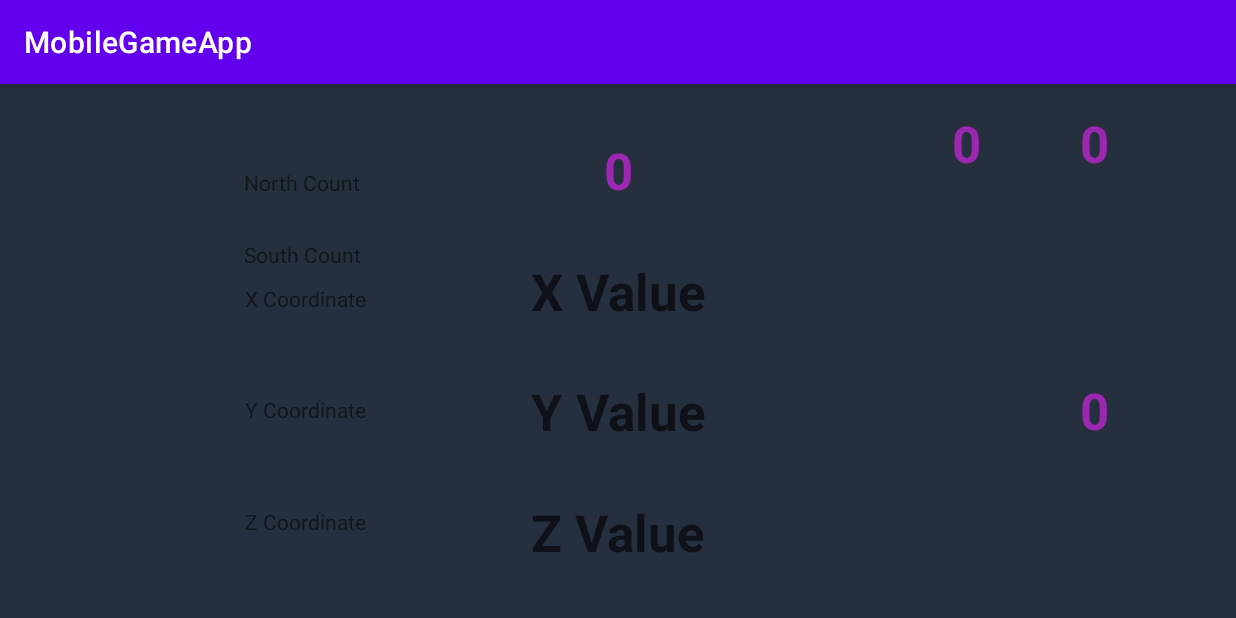
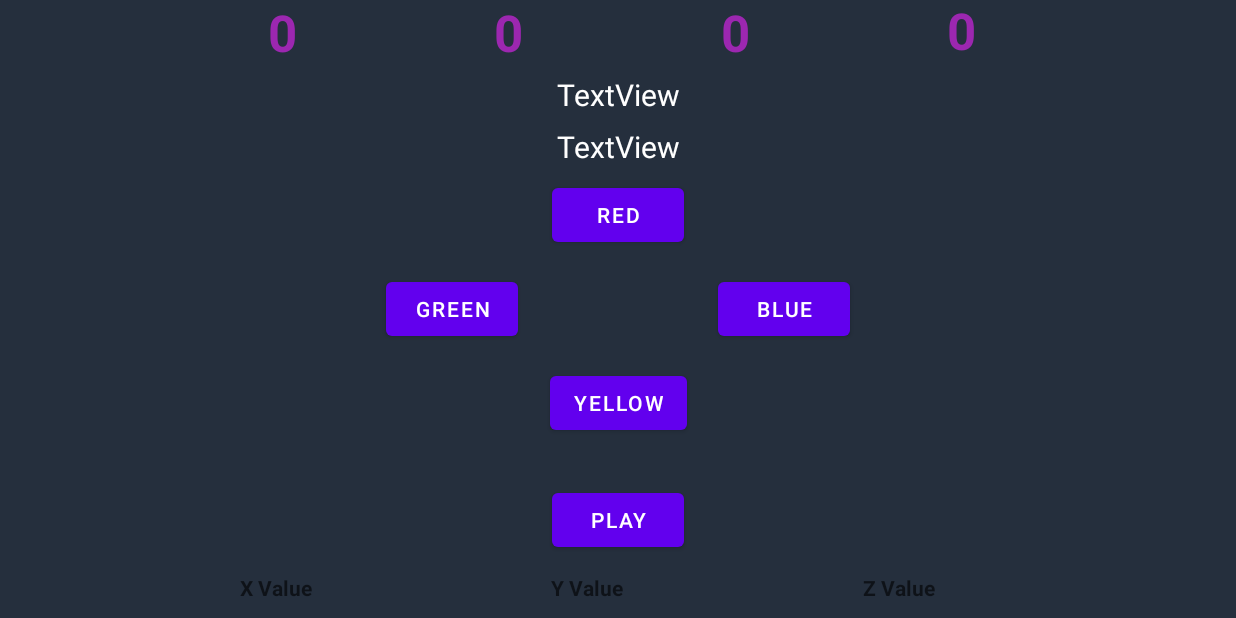
Before and after one commit to S00213963/MobilePatternGameYear3_MAD, an Android app: the Game screen opened directly, with no data from a screen before it, on a phone screen of 824 x 412 dp (held sideways). Run offline under Robolectric (Android 15) with nearby library versions, the phone set to English and light mode, and no system bars.

Commit message:
basic gameplay implemented

```diff
--- a/app/src/main/java/com/app/mobilegameapp/Game.java
+++ b/app/src/main/java/com/app/mobilegameapp/Game.java
@@ -7,7 +7,15 @@ import android.hardware.SensorEvent;
 import android.hardware.SensorEventListener;
 import android.hardware.SensorManager;
 import android.os.Bundle;
+import android.os.CountDownTimer;
+import android.util.Log;
+import android.view.View;
+import android.view.Window;
+import android.view.animation.AlphaAnimation;
+import android.view.animation.Animation;
+import android.widget.Button;
 import android.widget.TextView;
+import android.widget.Toast;
 
 public class Game extends AppCompatActivity implements SensorEventListener {
 
@@ -28,20 +36,83 @@ public class Game extends AppCompatActivity implements SensorEventListener {
     boolean highLimitD = false;
     boolean highLimitL = false;
     boolean highLimitR = false;
+
+    boolean gameStarted = false;
     int XUpCount = 0;
     int XDownCount = 0;
     int lCount = 0;
     int rCount = 0;
 
-    TextView tvx, tvy, tvz, tvUp, tvLeft, tvRight, tvDown;
+    //Game varibles //
+    int roundCounter = 1;
+    int guessCount = 0;
+    int roundTime = 6000;
+
+
+    TextView tvx, tvy, tvz, tvUp, tvLeft, tvRight, tvDown, gameText, tvRound;
     private SensorManager mSensorManager;
     private Sensor mSensor;
+
+    //buttons
+    private final int RED = 1;
+    private final int BLUE = 2;
+
+    private final int YELLOW = 3;
+    private final int GREEN = 4;
+
+    Animation anim;
+
+    StringBuilder sb;
+    Button bRed, bBlue, bYellow, bGreen;
+    TextView tv;
+
+    int sequenceCount = 4, n = 0;
+    int[] gameSequence = new int[120];
+    int arrayIndex = 0;
+
+    public void test(int num1, int num2)
+    {
+        CountDownTimer ct = new CountDownTimer(num1,  num2) {
+
+            public void onTick(long millisUntilFinished) {
+                //mTextField.setText("seconds remaining: " + millisUntilFinished / 1500);
+                oneButton(0);
+                //here you can have your logic to set text to edittext
+            }
+
+            public void onFinish() {
+                //mTextField.setText("done!");
+                // we now have the game sequence
+
+                gameText.setText(sb);
+                for (int i = 0; i< arrayIndex; i++)
+                    Log.d("game sequence", String.valueOf(gameSequence[i]));
+                // start next activity
+                gameStarted = true;
+                // put the sequence into the next activity
+                // stack overglow https://stackoverflow.com/questions/3848148/sending-arrays-with-intent-putextra
+                //Intent i = new Intent(A.this, B.class);
+                //i.putExtra("numbers", array);
+                //startActivity(i);
+
+                // start the next activity
+                // int[] arrayB = extras.getIntArray("numbers");
+            }
+        };
+
+        ct.start();
+
+
+
+    }
+
 
     @Override
     protected void onCreate(Bundle savedInstanceState) {
         super.onCreate(savedInstanceState);
+
         setContentView(R.layout.activity_game);
-
+        getSupportActionBar().hide();
 
 
         tvx = findViewById(R.id.tvX);
@@ -52,9 +123,131 @@ public class Game extends AppCompatActivity implements SensorEventListener {
         tvLeft = findViewById(R.id.left);
         tvRight = findViewById(R.id.right);
 
+        bRed = findViewById(R.id.btnRed);
+        bBlue = findViewById(R.id.btnBlue);
+        bYellow = findViewById(R.id.btnYellow);
+        bGreen = findViewById(R.id.btnGreen);
+
+        gameText = findViewById(R.id.tvGame);
+        tvRound = findViewById(R.id.tvRound);
+
+
+
         // we are going to use the sensor service
         mSensorManager = (SensorManager) getSystemService(SENSOR_SERVICE);
         mSensor = mSensorManager.getDefaultSensor(Sensor.TYPE_ACCELEROMETER);
+
+
+    }
+
+    private void oneButton(int num) {
+
+        if (gameStarted == false)
+        {
+            n = getRandom(sequenceCount);
+            sb.append(String.valueOf(n) + ", ");
+         //   Toast.makeText(this, "Number = " + n, Toast.LENGTH_SHORT).show();
+
+            switch (n) {
+                case 1:
+                    flashButton(bRed);
+                    gameSequence[arrayIndex++] = BLUE;
+                    break;
+                case 2:
+                    flashButton(bBlue);
+                    gameSequence[arrayIndex++] = RED;
+                    break;
+                case 3:
+                    flashButton(bYellow);
+                    gameSequence[arrayIndex++] = YELLOW;
+                    break;
+                case 4:
+                    flashButton(bGreen);
+                    gameSequence[arrayIndex++] = GREEN;
+                    break;
+                default:
+                    break;
+            }   // end switch
+
+        }
+        if(gameStarted == true && guessCount <= sequenceCount)
+        {
+
+            switch (num) {
+                case 1:
+                    flashButton(bRed);
+                    guessCount++;
+                   // gameSequence[arrayIndex++] = BLUE;
+                    break;
+                case 2:
+                    flashButton(bBlue);
+                    guessCount++;
+                  //  gameSequence[arrayIndex++] = RED;
+                    break;
+                case 3:
+                    flashButton(bYellow);
+                    guessCount++;
+                  //  gameSequence[arrayIndex++] = YELLOW;
+                    break;
+                case 4:
+                    flashButton(bGreen);
+                    guessCount++;
+                  //  gameSequence[arrayIndex++] = GREEN;
+                    break;
+                default:
+                    break;
+            }
+
+            tvRound.setText(String.valueOf(guessCount));
+        }
+        else
+           {
+               tvRound.setText("Game Over");
+              // nextRound();
+
+
+           }
+
+    }
+
+    private void flashButton(Button button) {
+
+        anim = new AlphaAnimation(1,0);
+        anim.setDuration(1000);
+
+         if (gameStarted)
+         {
+             anim.setDuration(300);
+
+         }
+         else
+         {
+             anim.setDuration(1000);
+         }
+
+        anim.setRepeatCount(0);
+        button.startAnimation(anim);
+
+    }
+
+    //
+    // return a number between 1 and maxValue
+    private int getRandom(int maxValue) {
+
+        return ((int) ((Math.random() * maxValue) + 1));
+    }
+
+    public void doPlay(View view) {
+        sb = new StringBuilder("Result : ");
+     //   ct.start();
+        test(6000, 1500);
+       // ct.set
+    }
+
+    public void nextRound() {
+        roundTime += 1500;
+        test(roundTime, 1500);
+
     }
 
 
@@ -77,9 +270,14 @@ public class Game extends AppCompatActivity implements SensorEventListener {
     }
 
 
+
+
+
     @Override
     public void onSensorChanged(SensorEvent event) {
 
+        if(gameStarted == true)
+        {
             float x = event.values[0];
             float y = event.values[1];
             float z = event.values[2];
@@ -95,6 +293,7 @@ public class Game extends AppCompatActivity implements SensorEventListener {
                 // we have a tilt to the north
                 XUpCount++;
                 tvUp.setText(String.valueOf(XUpCount));
+                oneButton(1);
                 highLimitU = false;
             }
 
@@ -105,6 +304,7 @@ public class Game extends AppCompatActivity implements SensorEventListener {
                 // we have a tilt to the north
                 XDownCount++;
                 tvDown.setText(String.valueOf(XDownCount));
+                oneButton(3);
                 highLimitD = false;
             }
 
@@ -116,6 +316,7 @@ public class Game extends AppCompatActivity implements SensorEventListener {
                 // we have a tilt to the north
                 lCount++;
                 tvLeft.setText(String.valueOf(lCount));
+                oneButton(4);
                 highLimitL = false;
             }
 
@@ -128,8 +329,12 @@ public class Game extends AppCompatActivity implements SensorEventListener {
                 // we have a tilt to the north
                 rCount++;
                 tvRight.setText(String.valueOf(rCount));
+                oneButton(2);
                 highLimitR = false;
             }
+
+        }
+
 
 
     }
--- a/app/src/main/res/layout-land/activity_game.xml
+++ b/app/src/main/res/layout-land/activity_game.xml
@@ -8,76 +8,18 @@
     tools:context=".MainActivity">
 
     <TextView
-        android:id="@+id/tvLabel1"
-        android:layout_width="wrap_content"
-        android:layout_height="wrap_content"
-        android:text="Y Coordinate"
-        app:layout_constraintBottom_toTopOf="@+id/tvLabel2"
-        app:layout_constraintEnd_toEndOf="parent"
-        app:layout_constraintHorizontal_bias="0.22"
-        app:layout_constraintStart_toStartOf="parent"
-        app:layout_constraintTop_toBottomOf="@+id/tvLabel"
-        app:layout_constraintVertical_bias="0.32" />
-
-    <TextView
-        android:id="@+id/tvLabelSteps"
-        android:layout_width="wrap_content"
-        android:layout_height="wrap_content"
-        android:layout_marginTop="56dp"
-        android:text="North Count"
-        app:layout_constraintEnd_toEndOf="parent"
-        app:layout_constraintHorizontal_bias="0.218"
-        app:layout_constraintStart_toStartOf="parent"
-        app:layout_constraintTop_toTopOf="parent" />
-
-    <TextView
-        android:id="@+id/tvLabelSteps2"
-        android:layout_width="wrap_content"
-        android:layout_height="wrap_content"
-        android:layout_marginTop="104dp"
-        android:text="South Count"
-        app:layout_constraintEnd_toEndOf="parent"
-        app:layout_constraintHorizontal_bias="0.218"
-        app:layout_constraintStart_toStartOf="parent"
-        app:layout_constraintTop_toTopOf="parent" />
-
-    <TextView
-        android:id="@+id/tvLabel"
-        android:layout_width="wrap_content"
-        android:layout_height="wrap_content"
-        android:text="X Coordinate"
-        app:layout_constraintBottom_toBottomOf="parent"
-        app:layout_constraintEnd_toEndOf="parent"
-        app:layout_constraintHorizontal_bias="0.22"
-        app:layout_constraintStart_toStartOf="parent"
-        app:layout_constraintTop_toTopOf="parent"
-        app:layout_constraintVertical_bias="0.397" />
-
-    <TextView
-        android:id="@+id/tvLabel2"
-        android:layout_width="wrap_content"
-        android:layout_height="wrap_content"
-        android:text="Z Coordinate"
-        app:layout_constraintBottom_toBottomOf="parent"
-        app:layout_constraintEnd_toEndOf="parent"
-        app:layout_constraintHorizontal_bias="0.22"
-        app:layout_constraintStart_toStartOf="parent"
-        app:layout_constraintTop_toBottomOf="@+id/tvLabel1"
-        app:layout_constraintVertical_bias="0.504" />
-
-    <TextView
         android:id="@+id/tvX"
         android:layout_width="wrap_content"
         android:layout_height="wrap_content"
         android:text="X Value"
         android:textAppearance="@style/TextAppearance.AppCompat.Display1"
+        android:textSize="14sp"
         android:textStyle="bold"
-        app:layout_constraintBottom_toTopOf="@+id/tvY"
-        app:layout_constraintEnd_toEndOf="parent"
+        app:layout_constraintBottom_toBottomOf="parent"
+        app:layout_constraintEnd_toStartOf="@+id/tvY"
         app:layout_constraintHorizontal_bias="0.5"
         app:layout_constraintStart_toStartOf="parent"
-        app:layout_constraintTop_toBottomOf="@+id/tvSteps"
-        app:layout_constraintVertical_bias="0.428" />
+        app:layout_constraintTop_toTopOf="@+id/guideline5" />
 
     <TextView
         android:id="@+id/tvY"
@@ -85,13 +27,13 @@
         android:layout_height="wrap_content"
         android:text="Y Value"
         android:textAppearance="@style/TextAppearance.AppCompat.Display1"
+        android:textSize="14sp"
         android:textStyle="bold"
-        app:layout_constraintBottom_toTopOf="@+id/tvZ"
-        app:layout_constraintEnd_toEndOf="parent"
+        app:layout_constraintBottom_toBottomOf="@+id/tvX"
+        app:layout_constraintEnd_toStartOf="@+id/tvZ"
         app:layout_constraintHorizontal_bias="0.5"
-        app:layout_constraintStart_toStartOf="parent"
-        app:layout_constraintTop_toBottomOf="@+id/tvX"
-        app:layout_constraintVertical_bias="0.294" />
+        app:layout_constraintStart_toEndOf="@+id/tvX"
+        app:layout_constraintTop_toTopOf="@+id/tvX" />
 
     <TextView
         android:id="@+id/tvZ"
@@ -99,12 +41,28 @@
         android:layout_height="wrap_content"
         android:text="Z Value"
         android:textAppearance="@style/TextAppearance.AppCompat.Display1"
+        android:textSize="14sp"
         android:textStyle="bold"
-        app:layout_constraintBottom_toBottomOf="parent"
-        app:layout_constraintEnd_toEndOf="parent"
+        app:layout_constraintBottom_toBottomOf="@+id/tvY"
+        app:layout_constraintEnd_toStartOf="@+id/guideline3"
         app:layout_constraintHorizontal_bias="0.5"
-        app:layout_constraintStart_toStartOf="parent"
-        app:layout_constraintTop_toBottomOf="@+id/tvY" />
+        app:layout_constraintStart_toEndOf="@+id/tvY"
+        app:layout_constraintTop_toTopOf="@+id/tvY" />
+
+    <TextView
+        android:id="@+id/right"
+        android:layout_width="20dp"
+        android:layout_height="49dp"
+        android:text="0"
+        android:textAppearance="@style/TextAppearance.AppCompat.Display1"
+        android:textColor="#9C27B0"
+        android:textStyle="bold"
+        app:layout_constraintBottom_toBottomOf="@+id/left"
+        app:layout_constraintEnd_toStartOf="@+id/guideline3"
+        app:layout_constraintHorizontal_bias="0.5"
+        app:layout_constraintStart_toEndOf="@+id/left"
+        app:layout_constraintTop_toTopOf="@+id/left"
+        app:layout_constraintVertical_bias="0.48000002" />
 
     <TextView
         android:id="@+id/tvSteps"
@@ -114,11 +72,11 @@
         android:textAppearance="@style/TextAppearance.AppCompat.Display1"
         android:textColor="#9C27B0"
         android:textStyle="bold"
-        app:layout_constraintBottom_toTopOf="@+id/tvX"
-        app:layout_constraintEnd_toEndOf="parent"
-        app:layout_constraintStart_toStartOf="parent"
-        app:layout_constraintTop_toTopOf="parent"
-        app:layout_constraintVertical_bias="0.355" />
+        app:layout_constraintBottom_toTopOf="@+id/guideline4"
+        app:layout_constraintEnd_toStartOf="@+id/down"
+        app:layout_constraintHorizontal_bias="0.5"
+        app:layout_constraintStart_toStartOf="@+id/guideline6"
+        app:layout_constraintTop_toTopOf="parent" />
 
     <TextView
         android:id="@+id/down"
@@ -128,10 +86,11 @@
         android:textAppearance="@style/TextAppearance.AppCompat.Display1"
         android:textColor="#9C27B0"
         android:textStyle="bold"
-        app:layout_constraintBottom_toBottomOf="parent"
-        app:layout_constraintEnd_toEndOf="parent"
-        app:layout_constraintStart_toStartOf="@+id/guideline3"
-        app:layout_constraintTop_toTopOf="@+id/guideline4" />
+        app:layout_constraintBottom_toBottomOf="@+id/tvSteps"
+        app:layout_constraintEnd_toStartOf="@+id/left"
+        app:layout_constraintHorizontal_bias="0.5"
+        app:layout_constraintStart_toEndOf="@+id/tvSteps"
+        app:layout_constraintTop_toTopOf="@+id/tvSteps" />
 
     <TextView
         android:id="@+id/left"
@@ -141,35 +100,146 @@
         android:textAppearance="@style/TextAppearance.AppCompat.Display1"
         android:textColor="#9C27B0"
         android:textStyle="bold"
-        app:layout_constraintBottom_toTopOf="@+id/guideline4"
-        app:layout_constraintStart_toStartOf="@+id/guideline3"
-        app:layout_constraintTop_toTopOf="parent" />
-
-    <TextView
-        android:id="@+id/right"
-        android:layout_width="wrap_content"
-        android:layout_height="wrap_content"
-        android:text="0"
-        android:textAppearance="@style/TextAppearance.AppCompat.Display1"
-        android:textColor="#9C27B0"
-        android:textStyle="bold"
-        app:layout_constraintBottom_toTopOf="@+id/guideline4"
-        app:layout_constraintEnd_toEndOf="parent"
-        app:layout_constraintStart_toStartOf="@+id/guideline3"
-        app:layout_constraintTop_toTopOf="parent" />
+        app:layout_constraintBottom_toBottomOf="@+id/down"
+        app:layout_constraintEnd_toStartOf="@+id/right"
+        app:layout_constraintHorizontal_bias="0.5"
+        app:layout_constraintStart_toEndOf="@+id/down"
+        app:layout_constraintTop_toTopOf="@+id/down" />
 
     <androidx.constraintlayout.widget.Guideline
         android:id="@+id/guideline3"
         android:layout_width="wrap_content"
         android:layout_height="wrap_content"
         android:orientation="vertical"
-        app:layout_constraintGuide_percent="0.77" />
+        app:layout_constraintGuide_percent="0.95" />
 
     <androidx.constraintlayout.widget.Guideline
         android:id="@+id/guideline4"
         android:layout_width="wrap_content"
         android:layout_height="wrap_content"
         android:orientation="horizontal"
-        app:layout_constraintGuide_percent="0.2214112" />
+        app:layout_constraintGuide_percent="0.1" />
+
+    <androidx.constraintlayout.widget.Guideline
+        android:id="@+id/guideline5"
+        android:layout_width="wrap_content"
+        android:layout_height="wrap_content"
+        android:orientation="horizontal"
+        app:layout_constraintGuide_percent="0.9" />
+
+    <androidx.constraintlayout.widget.Guideline
+        android:id="@+id/guideline6"
+        android:layout_width="wrap_content"
+        android:layout_height="wrap_content"
+        android:orientation="vertical"
+        app:layout_constraintGuide_percent="0.05745554" />
+
+    <Button
+        android:id="@+id/btnRed"
+        android:layout_width="wrap_content"
+        android:layout_height="wrap_content"
+        android:text="Red"
+        app:layout_constraintBottom_toTopOf="@+id/btnYellow"
+        app:layout_constraintEnd_toStartOf="@+id/guideline9"
+        app:layout_constraintStart_toStartOf="@+id/guideline10"
+        app:layout_constraintTop_toTopOf="@+id/guideline7" />
+
+    <Button
+        android:id="@+id/btnGreen"
+        android:layout_width="wrap_content"
+        android:layout_height="wrap_content"
+        android:text="Green"
+        app:layout_constraintBottom_toTopOf="@+id/guideline5"
+        app:layout_constraintEnd_toStartOf="@+id/btnBlue"
+        app:layout_constraintHorizontal_bias="0.5"
+        app:layout_constraintStart_toStartOf="@+id/guideline10"
+        app:layout_constraintTop_toTopOf="@+id/guideline7" />
+
+    <Button
+        android:id="@+id/btnYellow"
+        android:layout_width="wrap_content"
+        android:layout_height="wrap_content"
+        android:text="Yellow"
+        app:layout_constraintBottom_toTopOf="@+id/guideline5"
+        app:layout_constraintEnd_toEndOf="@+id/btnRed"
+        app:layout_constraintStart_toStartOf="@+id/btnRed"
+        app:layout_constraintTop_toBottomOf="@+id/btnRed" />
+
+    <Button
+        android:id="@+id/btnBlue"
+        android:layout_width="wrap_content"
+        android:layout_height="wrap_content"
+        android:text="Blue"
+        app:layout_constraintBottom_toBottomOf="@+id/btnGreen"
+        app:layout_constraintEnd_toStartOf="@+id/guideline9"
+        app:layout_constraintHorizontal_bias="0.5"
+        app:layout_constraintStart_toEndOf="@+id/btnGreen"
+        app:layout_constraintTop_toTopOf="@+id/btnGreen" />
+
+    <androidx.constraintlayout.widget.Guideline
+        android:id="@+id/guideline7"
+        android:layout_width="wrap_content"
+        android:layout_height="wrap_content"
+        android:orientation="horizontal"
+        app:layout_constraintGuide_percent="0.1" />
+
+    <androidx.constraintlayout.widget.Guideline
+        android:id="@+id/guideline9"
+        android:layout_width="wrap_content"
+        android:layout_height="wrap_content"
+        android:orientation="vertical"
+        app:layout_constraintGuide_percent="0.85" />
+
+    <androidx.constraintlayout.widget.Guideline
+        android:id="@+id/guideline10"
+        android:layout_width="wrap_content"
+        android:layout_height="wrap_content"
+        android:orientation="vertical"
+        app:layout_constraintGuide_percent="0.15" />
+
+    <TextView
+        android:id="@+id/tvGame"
+        android:layout_width="wrap_content"
+        android:layout_height="wrap_content"
+        android:text="TextView"
+        android:textColor="@color/white"
+        android:textSize="20sp"
+        app:layout_constraintBottom_toTopOf="@+id/tvRound"
+        app:layout_constraintEnd_toStartOf="@+id/guideline9"
+        app:layout_constraintHorizontal_bias="0.5"
+        app:layout_constraintStart_toStartOf="@+id/guideline10"
+        app:layout_constraintTop_toTopOf="@+id/guideline4"
+        app:layout_constraintVertical_bias="0.098" />
+
+    <TextView
+        android:id="@+id/tvRound"
+        android:layout_width="wrap_content"
+        android:layout_height="wrap_content"
+        android:text="TextView"
+        android:textColor="@color/white"
+        android:textSize="20sp"
+        app:layout_constraintBottom_toTopOf="@+id/btnRed"
+        app:layout_constraintEnd_toEndOf="@+id/tvGame"
+        app:layout_constraintHorizontal_bias="0.5"
+        app:layout_constraintStart_toStartOf="@+id/tvGame"
+        app:layout_constraintTop_toBottomOf="@+id/tvGame"
+        app:layout_constraintVertical_bias="0.725" />
+
+    <Button
+        android:id="@+id/btnPlay"
+        android:layout_width="wrap_content"
+        android:layout_height="wrap_content"
+        android:onClick="doPlay"
+        android:text="Play"
+        app:layout_constraintBottom_toTopOf="@+id/guideline5"
+        app:layout_constraintEnd_toStartOf="@+id/guideline9"
+        app:layout_constraintStart_toStartOf="@+id/guideline10" />
+
+    <androidx.constraintlayout.widget.Guideline
+        android:id="@+id/guideline11"
+        android:layout_width="wrap_content"
+        android:layout_height="wrap_content"
+        android:orientation="horizontal"
+        app:layout_constraintGuide_begin="119dp" />
 
 </androidx.constraintlayout.widget.ConstraintLayout>
```
Also changed, not shown: app/src/main/java/com/app/mobilegameapp/MainActivity.java (+89 -3 lines), app/src/main/res/layout/activity_main.xml (+11 -1 lines). Lines whose indentation alone changed are shown as unchanged.
